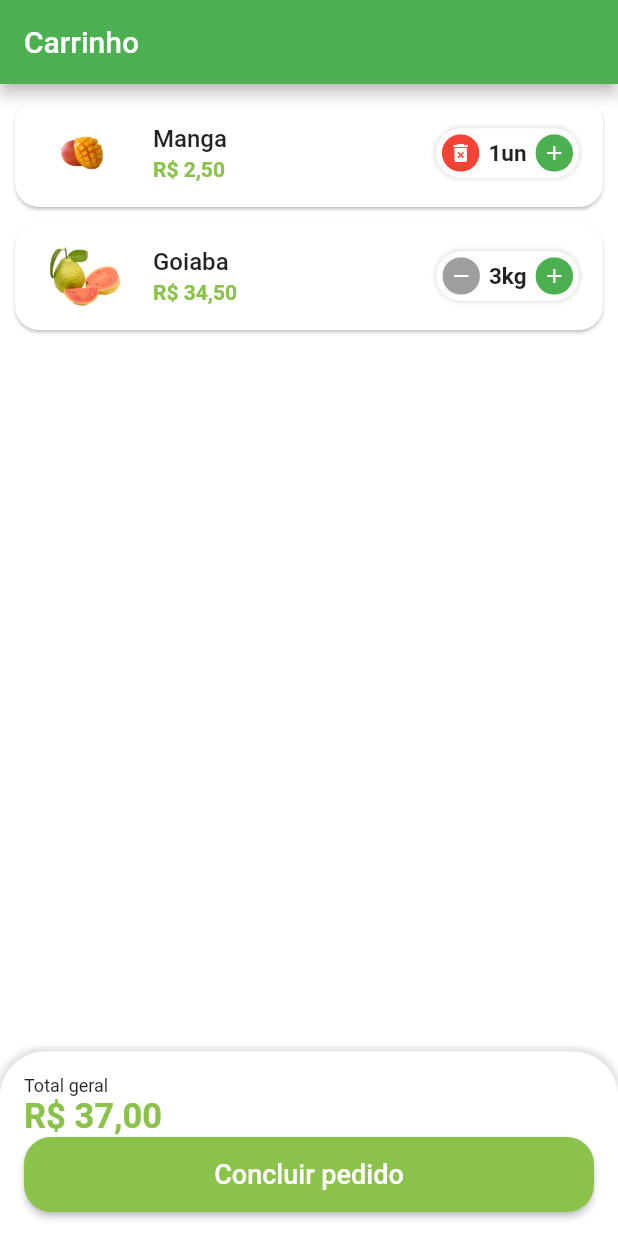
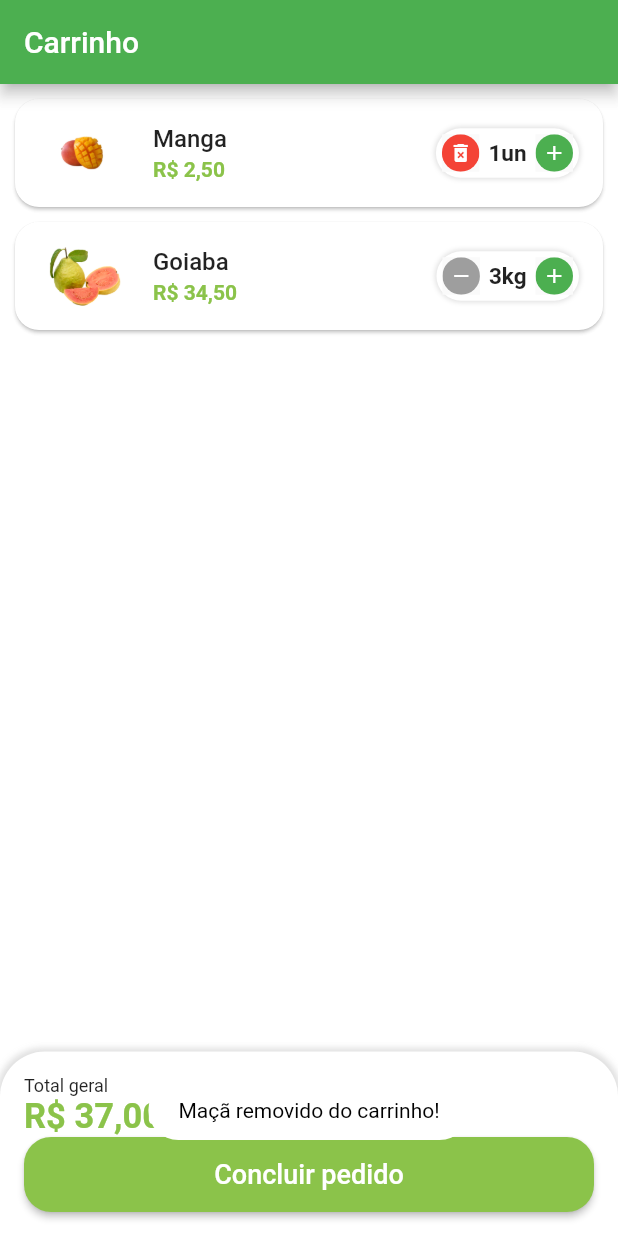
Before and after one commit to IsraelLohuan/Quitanda-Virtual-APP, a Flutter app: the CartTab screen opened directly, after a tap on the "delete forever" icon, on a phone screen of 412 x 824 dp. Run offline on Flutter 3.47's test engine with Material 2 defaults, Android fonts, the phone set to English and light mode, and no system bars; our stand-ins replace animated_text_kit, badges, fluttertoast, mask_text_input_formatter, qr_flutter; missing offline and left inert: add_to_cart_animation.

Commit message:
Adicionado toast no aplicativo

```diff
--- a/lib/src/pages/cart/cart_tab.dart
+++ b/lib/src/pages/cart/cart_tab.dart
@@ -20,6 +20,8 @@ class _CartTabState extends State<CartTab> {
     setState(() {
       appData.cartItems.remove(cartItem);
     });
+
+    UtilsServices.showToast(message: '${cartItem.item.itemName} removido do carrinho!');
   }
 
   double cartTotalPrice() {
@@ -96,6 +98,8 @@ class _CartTabState extends State<CartTab> {
                             return PaymentDialog(order: appData.orders.first,);
                           }
                         );
+                      } else {
+                        UtilsServices.showToast(message: 'Pedido não confirmado', isError: true);
                       }
                     },
                     child: const Text('Concluir pedido', style: TextStyle(fontSize: 18),),
--- a/lib/src/pages/home/home_tab.dart
+++ b/lib/src/pages/home/home_tab.dart
@@ -2,8 +2,10 @@ import 'package:add_to_cart_animation/add_to_cart_animation.dart';
 import 'package:add_to_cart_animation/add_to_cart_icon.dart';
 import 'package:badges/badges.dart';
 import 'package:flutter/material.dart';
+import 'package:fluttertoast/fluttertoast.dart';
 import 'package:greengrocer/src/config/custom_colors.dart';
 import 'package:greengrocer/src/pages/home/components/item_tile.dart';
+import 'package:greengrocer/src/services/utils_services.dart';
 
 import '../../config/app_data.dart' as appData;
 import 'components/category_tile.dart';
--- a/lib/src/services/utils_services.dart
+++ b/lib/src/services/utils_services.dart
@@ -1,3 +1,5 @@
+import 'package:flutter/material.dart';
+import 'package:fluttertoast/fluttertoast.dart';
 import 'package:intl/intl.dart';
 import 'package:intl/date_symbol_data_local.dart';
 
@@ -20,4 +22,16 @@ class UtilsServices {
 
     return dateFormat.format(dateTime);
   }
+
+  static showToast({required String message, bool isError = false}) {
+    Fluttertoast.showToast(
+      msg: message,
+      toastLength: Toast.LENGTH_LONG,
+      gravity: ToastGravity.BOTTOM,
+      timeInSecForIosWeb: 3,
+      backgroundColor: isError ? Colors.red : Colors.white,
+      textColor: isError ? Colors.white : Colors.black,
+      fontSize: 14
+    );
+  }
 }
--- a/pubspec.yaml
+++ b/pubspec.yaml
@@ -19,6 +19,7 @@ dependencies:
   intl: ^0.17.0
   qr_flutter: ^4.0.0
   add_to_cart_animation: ^0.0.7
+  fluttertoast: ^8.0.9
 
 dev_dependencies:
   flutter_test:
```
Also changed, not shown: pubspec.lock.
